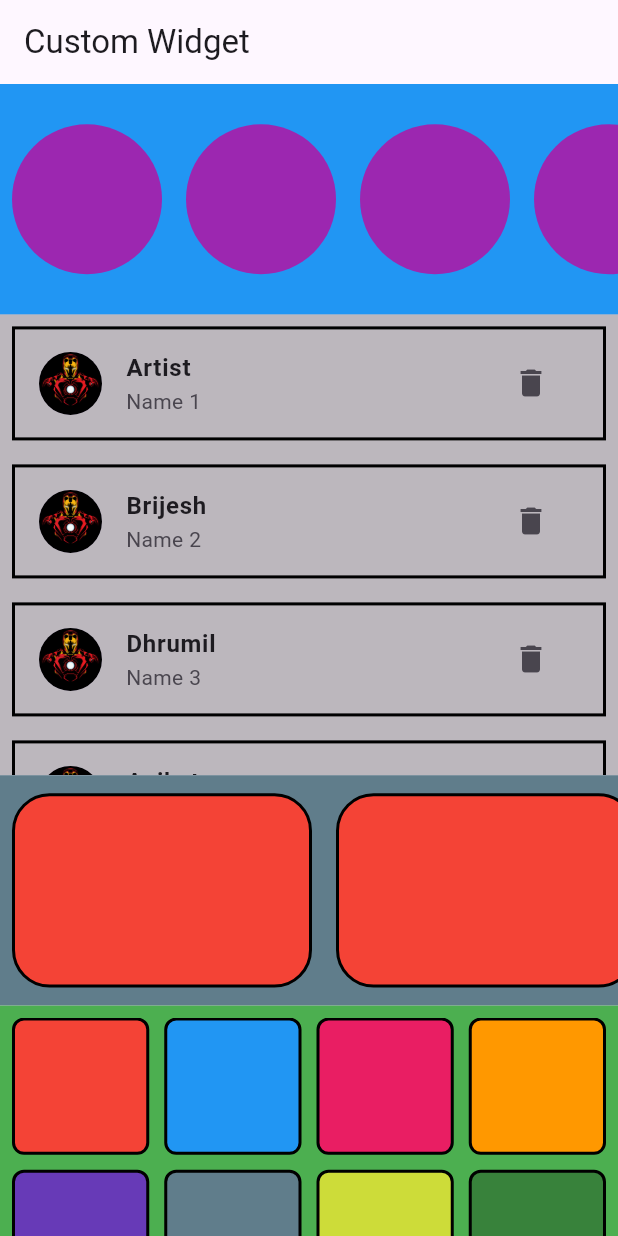
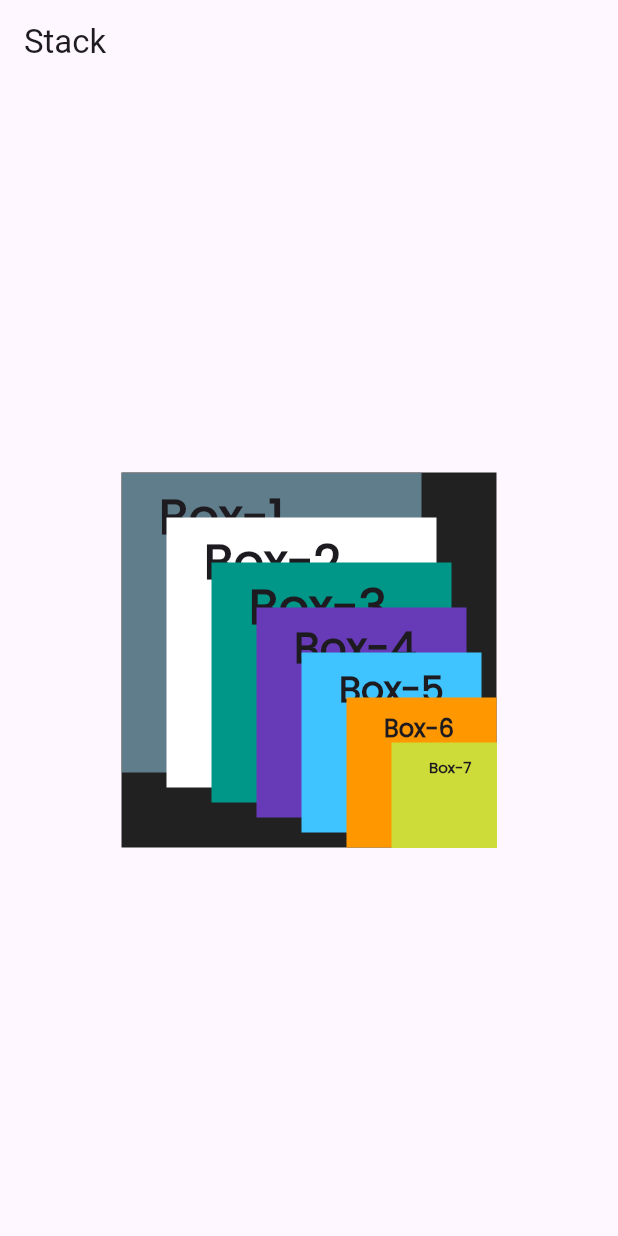
Before and after one commit to Artist-30/flutter_practise, a Flutter app: the screen it shows after launch, on a phone screen of 412 x 824 dp. Run offline on Flutter 3.47's test engine with Material 3 defaults, Android fonts, the phone set to English and light mode, and no system bars.

Commit message:
add Stack practice file and update main file

```diff
--- /dev/null
+++ b/lib/Lec_55_Stack.dart
@@ -0,0 +1,133 @@
+import 'package:flutter/material.dart';
+
+class Lec55 extends StatelessWidget {
+  const Lec55({super.key});
+
+  @override
+  Widget build(BuildContext context) {
+    return Scaffold(
+      appBar: AppBar(
+        title: Text("Stack"),
+      ),
+      body: Center(
+        child: Container(
+          width: 250,
+          height: 250,
+          color: Colors.black87,
+          child: Stack(
+            children: [
+              Container(
+                width: 200,
+                height: 200,
+                color: Colors.blueGrey,
+                child: Padding(
+                  padding: EdgeInsets.fromLTRB(25.0, 10.0, 25.0, 0.0),
+                  child: Text(
+                    "Box-1",
+                    style: Theme.of(context).textTheme.headlineLarge!.copyWith(fontSize: 32),
+                  ),
+                ),
+              ),
+              Positioned(
+                left: 30,
+                top: 30,
+                child: Container(
+                  width: 180,
+                  height: 180,
+                  color: Colors.white,
+                  child: Padding(
+                    padding: EdgeInsets.fromLTRB(25.0, 10.0, 25.0, 0.0),
+                    child: Text(
+                      "Box-2",
+                      style: Theme.of(context).textTheme.headlineLarge!.copyWith(fontSize: 32),
+                    ),
+                  ),
+                ),
+              ),
+              Positioned(
+                left: 60,
+                top: 60,
+                child: Container(
+                  width: 160,
+                  height: 160,
+                  color: Colors.teal,
+                  child: Padding(
+                    padding: EdgeInsets.fromLTRB(25.0, 10.0, 25.0, 0.0),
+                    child: Text(
+                      "Box-3",
+                      style: Theme.of(context).textTheme.headlineLarge!.copyWith(fontSize: 32),
+                    ),
+                  ),
+                ),
+              ),
+              Positioned(
+                left: 90,
+                top: 90,
+                child: Container(
+                  width: 140,
+                  height: 140,
+                  color: Colors.deepPurple,
+                  child: Padding(
+                    padding: EdgeInsets.fromLTRB(25.0, 10.0, 25.0, 0.0),
+                    child: Text(
+                      "Box-4",
+                      style: Theme.of(context).textTheme.headlineLarge!.copyWith(fontSize: 28),
+                    ),
+                  ),
+                ),
+              ),
+              Positioned(
+                left: 120,
+                top: 120,
+                child: Container(
+                  width: 120,
+                  height: 120,
+                  color: Colors.lightBlueAccent,
+                  child: Padding(
+                    padding: EdgeInsets.fromLTRB(25.0, 10.0, 25.0, 0.0),
+                    child: Text(
+                      "Box-5",
+                      style: Theme.of(context).textTheme.headlineLarge!.copyWith(fontSize: 24),
+                    ),
+                  ),
+                ),
+              ),
+              Positioned(
+                left: 150,
+                top: 150,
+                child: Container(
+                  width: 100,
+                  height: 100,
+                  color: Colors.orange,
+                  child: Padding(
+                    padding: EdgeInsets.fromLTRB(25.0, 10.0, 25.0, 0.0),
+                    child: Text(
+                      "Box-6",
+                      style: Theme.of(context).textTheme.headlineLarge!.copyWith(fontSize: 16),
+                    ),
+                  ),
+                ),
+              ),
+              Positioned(
+                left: 180,
+                top: 180,
+                child: Container(
+                  width: 80,
+                  height: 80,
+                  color: Colors.lime,
+                  child: Padding(
+                    padding: EdgeInsets.fromLTRB(25.0, 10.0, 25.0, 0.0),
+                    child: Text(
+                      "Box-7",
+                      style: Theme.of(context).textTheme.headlineLarge!.copyWith(fontSize: 10),
+                    ),
+                  ),
+                ),
+              ),
+            ],
+          ),
+        ),
+      ),
+    );
+  }
+}
--- a/lib/main.dart
+++ b/lib/main.dart
@@ -23,7 +23,8 @@ import 'package:flutter/material.dart';
 // import 'Lec_51_DateTimePicker.dart';
 // import 'Lec_52_GridView.dart';
 // import 'Lec_53_Callback.dart';
-import 'Lec_54_CustomWidget.dart';
+// import 'Lec_54_CustomWidget.dart';
+import 'Lec_55_Stack.dart';
 
 /* Start
 // flutter code setUp
@@ -148,7 +149,8 @@ class MyApp extends StatelessWidget {
       // home: Lec51(),
       // home: Lec52(),
       // home: Lec53(),
-      home: Lec54(),
+      // home: Lec54(),
+      home: Lec55(),
     );
   }
 }
```
